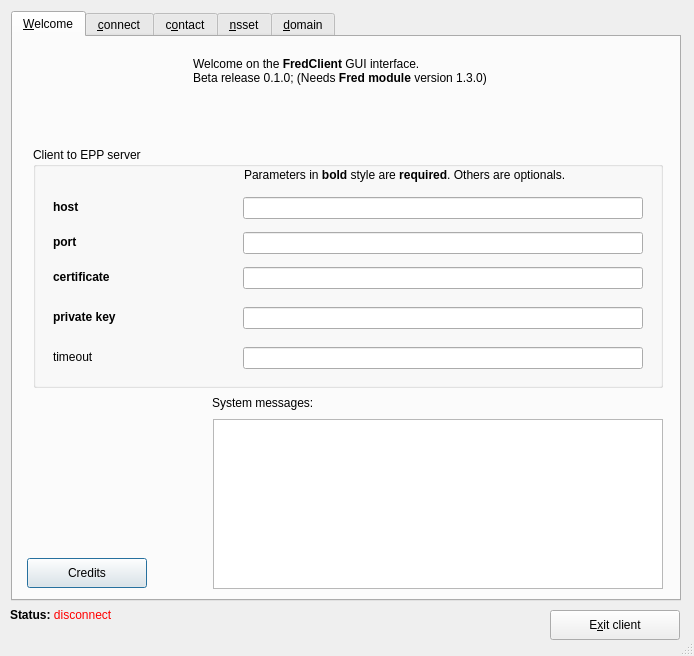
Qt form guiqt4/main.ui (CZ-NIC/fred-client) before a commit.
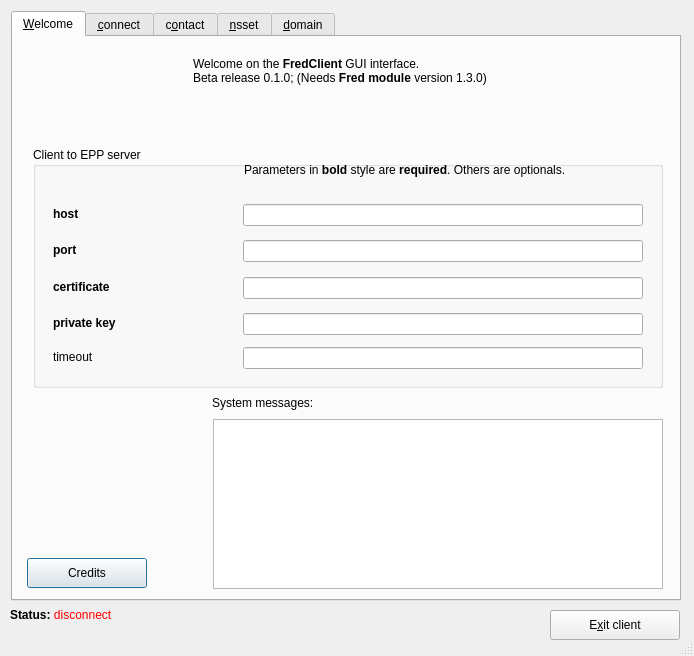
The same form after that commit. Icons and pictures are not drawn.

What changed in the file:
```diff
--- a/guiqt4/main.ui
+++ b/guiqt4/main.ui
@@ -133,7 +133,7 @@
       <property name="geometry" >
        <rect>
         <x>210</x>
-        <y>160</y>
+        <y>166</y>
         <width>400</width>
         <height>22</height>
        </rect>
@@ -143,7 +143,7 @@
       <property name="geometry" >
        <rect>
         <x>20</x>
-        <y>160</y>
+        <y>166</y>
         <width>180</width>
         <height>20</height>
        </rect>
@@ -159,7 +159,7 @@
       <property name="geometry" >
        <rect>
         <x>210</x>
-        <y>120</y>
+        <y>130</y>
         <width>400</width>
         <height>22</height>
        </rect>
@@ -169,7 +169,7 @@
       <property name="geometry" >
        <rect>
         <x>20</x>
-        <y>120</y>
+        <y>130</y>
         <width>180</width>
         <height>20</height>
        </rect>
@@ -185,7 +185,7 @@
       <property name="geometry" >
        <rect>
         <x>210</x>
-        <y>85</y>
+        <y>93</y>
         <width>400</width>
         <height>22</height>
        </rect>
@@ -195,7 +195,7 @@
       <property name="geometry" >
        <rect>
         <x>20</x>
-        <y>85</y>
+        <y>93</y>
         <width>180</width>
         <height>20</height>
        </rect>
@@ -211,7 +211,7 @@
       <property name="geometry" >
        <rect>
         <x>210</x>
-        <y>50</y>
+        <y>57</y>
         <width>400</width>
         <height>22</height>
        </rect>
@@ -221,7 +221,7 @@
       <property name="geometry" >
        <rect>
         <x>20</x>
-        <y>50</y>
+        <y>57</y>
         <width>180</width>
         <height>20</height>
        </rect>
@@ -237,16 +237,19 @@
       <property name="geometry" >
        <rect>
         <x>211</x>
-        <y>18</y>
+        <y>16</y>
         <width>401</width>
-        <height>21</height>
+        <height>41</height>
        </rect>
       </property>
       <property name="text" >
        <string>Parameters in &lt;b>bold&lt;/b> style are &lt;b>required&lt;/b>. Others are optionals.</string>
       </property>
+      <property name="alignment" >
+       <set>Qt::AlignLeading|Qt::AlignLeft|Qt::AlignTop</set>
+      </property>
       <property name="wordWrap" >
-       <bool>false</bool>
+       <bool>true</bool>
       </property>
      </widget>
     </widget>
```
